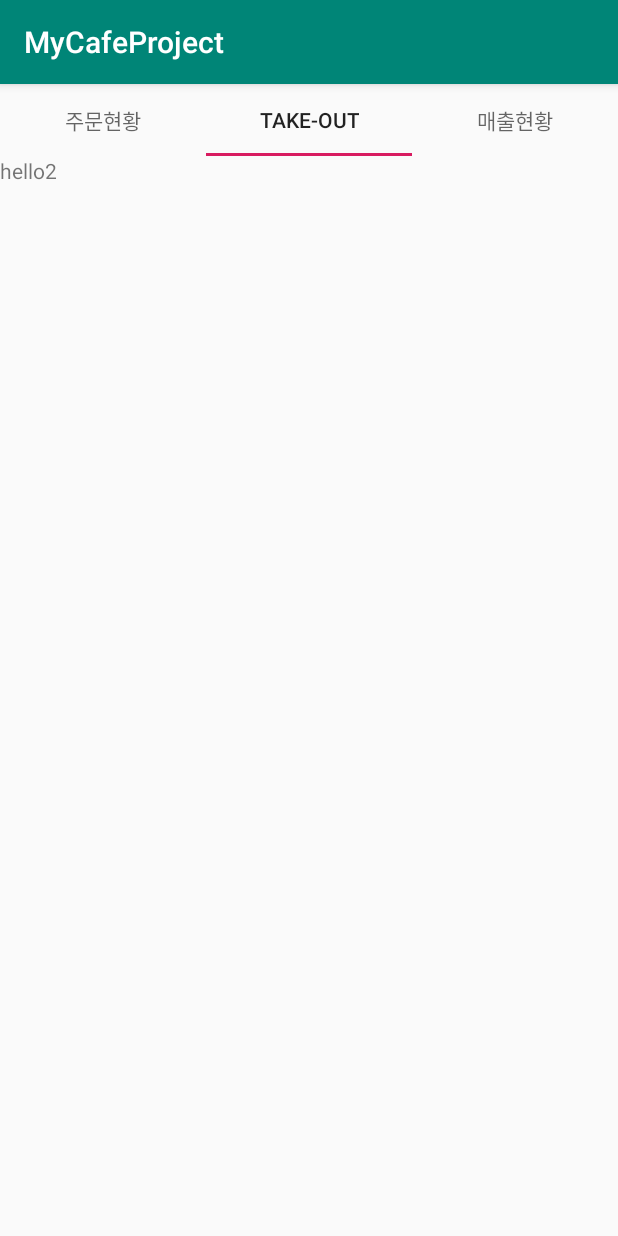
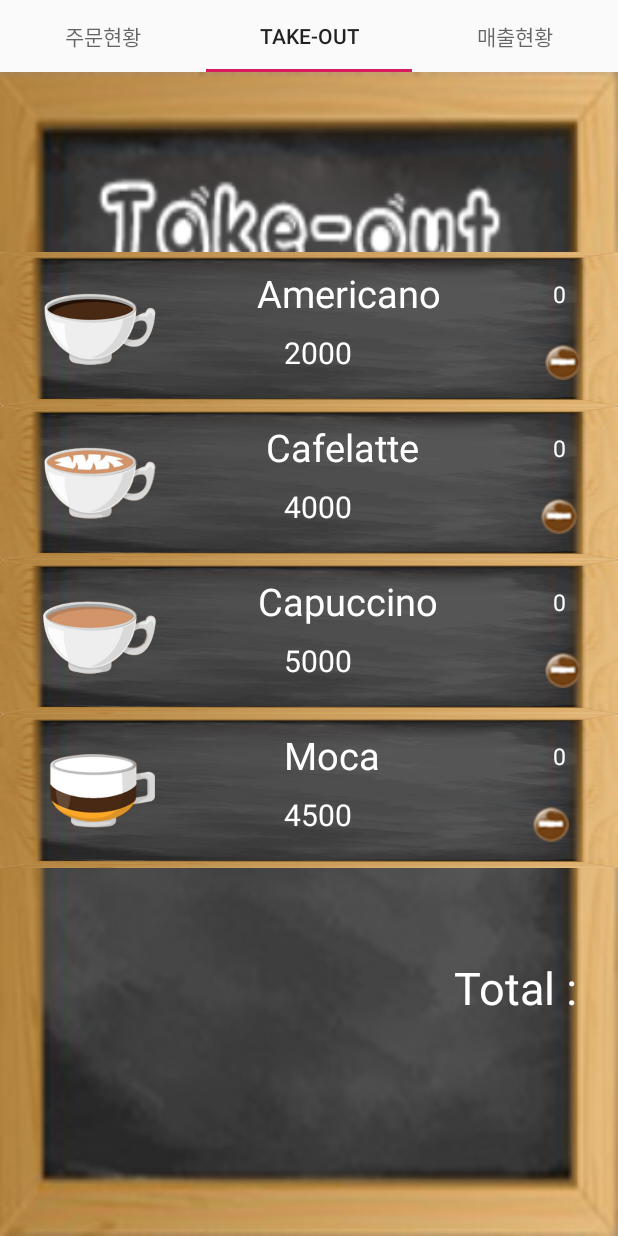
Before and after one commit to yeonyang9421/MyCafeProject, an Android app: the screen it shows after launch (MainActivity), tab 2 chosen, on a phone screen of 412 x 824 dp. Run offline under Robolectric (Android 15) with nearby library versions, the phone set to English and light mode, and no system bars.

Commit message:
take-out page 붙이기 완성

```diff
--- a/app/src/main/java/kr/co/woobi/imyeon/mycafeproject/CafePagerAdapter.java
+++ b/app/src/main/java/kr/co/woobi/imyeon/mycafeproject/CafePagerAdapter.java
@@ -15,11 +15,6 @@ private String[] mPageTitles;
         mPageTitles=pageTitles;
     }
 
-
-
-    public CafePagerAdapter(FragmentManager fm) {
-        super(fm);
-    }
 
     @Override
     public Fragment getItem(int i) {
--- /dev/null
+++ b/app/src/main/java/kr/co/woobi/imyeon/mycafeproject/DBHelper.java
@@ -0,0 +1,76 @@
+package kr.co.woobi.imyeon.mycafeproject;
+
+import android.content.Context;
+import android.database.sqlite.SQLiteDatabase;
+import android.database.sqlite.SQLiteOpenHelper;
+
+public class DBHelper extends SQLiteOpenHelper {
+    public static final String DATABASE_NAME = "MyCafe.db";
+    public static final String TABLE_NAME = "cafe";
+    public static final int DATABASE_VESION = 1;
+    public static final String COLUMN_MENU_NAME = "menu";
+    public static final String COLUMN_PRICE = "price";
+    public static final String COLUMN_COUNT = "count";
+    public static final String COLUMN_ID = "_id";
+
+    private static final String SQL_CREATE_ETRIES =
+            String.format("CREATE TABLE %s (%s INTEGER PRIMARY KEY AUTOINCREMENT, %s TEXT,%s TEXT, %s TEXT)",
+                    TABLE_NAME,
+                    COLUMN_ID,
+                    COLUMN_MENU_NAME,
+                    COLUMN_PRICE,
+                    COLUMN_COUNT);
+    private static final String SQL_DELETE_ENTTIES =
+            "DROP TABLE IF EXISTS " + TABLE_NAME;
+
+    public static final String SQL_SELECT_ENTRIES =
+            "SELECT * FROM " + TABLE_NAME;
+
+    public DBHelper(Context context) {
+        super(context, DATABASE_NAME, null, DATABASE_VESION);
+    }
+
+    @Override
+    public void onCreate(SQLiteDatabase db) {
+        db.execSQL(SQL_CREATE_ETRIES);
+
+        String[] names = {"Americano", "Cafelatte", "Capuccino","Moca"};
+        String[] prices = {"2000", "4000", "5000","4500"};
+        String sql = "insert into cafe values (null, ?, ?, '0')";
+
+        for(int i=0; i<names.length; i++) {
+            db.execSQL(sql, new Object[] {names[i], prices[i]});
+        }
+
+//        String[] name={"americano","capuccino","latte","moca"};
+//        String[] price={"2000", "4500", "4000","5000"};
+//        String count="0";
+//       db.execSQL("INSERT INTO cafe  VALUES (null,'"+ name + "','" + price + "','" + count + "')");
+//        db.execSQL("INSERT INTO cafe  VALUES (null,'"+ name + "','" + price + "','" + count + "')");
+//        db.execSQL("INSERT INTO cafe  VALUES (null,'"+ name + "','" + price + "','" + count + "')");
+
+//        for(int i=0; i<3; i++) {
+//            String count = " 0 ";
+//            String j = String.valueOf(i);
+//            String q = "INSERT INTO myorder VALUES (null,'" + j + "', '" + j + "','" + count + "')";
+//            db.execSQL(q);
+//        }
+
+        //민경샘꺼
+//        String name="americano";
+//        String price="2000";
+//        String count="0";
+
+//        db.execSQL("INSERT INTO cafe  VALUES (null,'"+ name + "','" + price + "','" + count + "')");
+//        db.execSQL("INSERT INTO cafe  VALUES (null,'"+ name + "','" + price + "','" + count + "')");
+//        db.execSQL("INSERT INTO cafe  VALUES (null,'"+ name + "','" + price + "','" + count + "')");
+
+
+    }
+
+    @Override
+    public void onUpgrade(SQLiteDatabase db, int oldVersion, int newVersion) {
+        db.execSQL(SQL_DELETE_ENTTIES);
+        db.execSQL(SQL_CREATE_ETRIES);
+    }
+}
--- /dev/null
+++ b/app/src/main/java/kr/co/woobi/imyeon/mycafeproject/MRecyclerAdapter.java
@@ -0,0 +1,146 @@
+package kr.co.woobi.imyeon.mycafeproject;
+
+import android.database.Cursor;
+import android.database.sqlite.SQLiteDatabase;
+import android.support.annotation.NonNull;
+import android.support.v7.widget.RecyclerView;
+import android.view.LayoutInflater;
+import android.view.View;
+import android.view.ViewGroup;
+import android.widget.Button;
+import android.widget.ImageView;
+import android.widget.TextView;
+import android.widget.Toast;
+
+import java.util.ArrayList;
+import java.util.HashMap;
+
+public class MRecyclerAdapter extends RecyclerView.Adapter<MRecyclerAdapter.MyViewHolder> {
+    ArrayList<HashMap<String, Object>> arrayList = null;
+    private SQLiteDatabase mdb;
+    int i = 0;
+    int total = 0;
+    ArrayList<Integer> arrprice = new ArrayList<>();
+    //멤버변수 선언 필요
+    TextView parentTextview;
+
+    //매개변수로 텍스트뷰를 가져온다.
+    public MRecyclerAdapter(SQLiteDatabase db,TextView parentTextview) {
+        this.mdb = db;
+        this.parentTextview=parentTextview;
+        String query = new StringBuilder().append(DBHelper.SQL_SELECT_ENTRIES).toString();
+        Cursor cursor = mdb.rawQuery(query, null);
+        ArrayList<HashMap<String, Object>> arrayList1 = new ArrayList<>();
+
+        HashMap<String, Object> hashMap = null;
+
+        while (cursor.moveToNext()) {
+            int[] image = {R.drawable.americano, R.drawable.capuccino, R.drawable.latte, R.drawable.moca};
+            hashMap = new HashMap<String, Object>();
+            hashMap.put("menu", cursor.getString(cursor.getColumnIndex(DBHelper.COLUMN_MENU_NAME)));
+            hashMap.put("price", cursor.getString(cursor.getColumnIndex(DBHelper.COLUMN_PRICE)));
+            hashMap.put("count", cursor.getString(cursor.getColumnIndex(DBHelper.COLUMN_COUNT)));
+            hashMap.put("image", image[i]);
+            arrayList1.add(hashMap);
+            String str = cursor.getString(cursor.getColumnIndex(DBHelper.COLUMN_PRICE));
+            arrprice.add(Integer.parseInt(str));
+            i++;
+        }
+        this.arrayList = arrayList1;
+    }
+
+    @NonNull
+    @Override
+    public MyViewHolder onCreateViewHolder(@NonNull ViewGroup parent, int i) {
+
+
+        LayoutInflater inflater = LayoutInflater.from(parent.getContext());
+        View view = inflater.inflate(R.layout.item_cardlayout, parent, false);
+        MyViewHolder viewHolder = new MyViewHolder(view);
+
+        return viewHolder;
+    }
+
+    @Override
+    public void onBindViewHolder(@NonNull final MyViewHolder holder, int position) {
+
+        HashMap<String, Object> hashMap = arrayList.get(position);
+        holder.mItemmenu.setText((String) hashMap.get("menu"));
+        holder.mItemcount.setText((String) hashMap.get("count"));
+        holder.mItemprice.setText((String) hashMap.get("price"));
+        holder.mItemImage.setImageResource((Integer) hashMap.get("image"));
+        holder.mItemcount.setText("0");
+
+
+        holder.mItemImage.setOnClickListener(new View.OnClickListener() {
+
+            @Override
+            public void onClick(View v) {
+
+                // Toast.makeText(v.getContext(), "주문이 추가되었습니다.", Toast.LENGTH_SHORT).show();
+                Integer c = Integer.parseInt(((TextView) holder.mItemcount).getText().toString()) + 1;
+                ((TextView) holder.mItemcount).setText(c.toString());
+                //   int p2= holder.getLayoutPosition();
+
+                plusTotal(v, holder);
+            }
+        });
+
+
+        holder.mbuttonMinus.setOnClickListener(new View.OnClickListener() {
+
+            @Override
+            public void onClick(View v) {
+
+                String count = ((TextView) holder.mItemcount).getText().toString();
+                if (count.equals("0") || count == null) {
+                    ((TextView) holder.mItemcount).setText("0");
+                } else {
+                    Integer c = Integer.parseInt(((TextView) holder.mItemcount).getText().toString()) - 1;
+                    ((TextView) holder.mItemcount).setText(c.toString());
+
+                    minusTotal(v, holder);
+
+                }
+            }
+        });
+    }
+
+    private void minusTotal(View v, @NonNull MyViewHolder holder) {
+
+        total -= arrprice.get(holder.getLayoutPosition());
+        Toast.makeText(v.getContext(), "Total : " + String.valueOf(total), Toast.LENGTH_SHORT).show();
+        parentTextview.setText( "Total : " + String.valueOf(total));
+
+
+    }
+
+    private void plusTotal(View v, @NonNull MyViewHolder holder) {
+        total += arrprice.get(holder.getLayoutPosition());
+        Toast.makeText(v.getContext(), "Total : " + String.valueOf(total), Toast.LENGTH_SHORT).show();
+        parentTextview.setText( String.valueOf("Total : " +  total));
+    }
+
+
+    @Override
+    public int getItemCount() {
+        return arrayList.size();
+    }
+
+    class MyViewHolder extends RecyclerView.ViewHolder {
+        public ImageView mItemImage;
+        public TextView mItemmenu, mItemprice, mItemcount;
+        public Button mbuttonMinus;
+
+
+        public MyViewHolder(@NonNull View view) {
+            super(view);
+
+            mItemImage = (ImageView) view.findViewById(R.id.item_image);
+            mItemmenu = (TextView) view.findViewById(R.id.item_menu);
+            mItemprice = (TextView) view.findViewById(R.id.item_price);
+            mItemcount = (TextView) view.findViewById(R.id.item_count);
+            mbuttonMinus = (Button) view.findViewById(R.id.delete);
+        }
+    }
+}
--- a/app/src/main/java/kr/co/woobi/imyeon/mycafeproject/MainActivity.java
+++ b/app/src/main/java/kr/co/woobi/imyeon/mycafeproject/MainActivity.java
@@ -4,6 +4,7 @@ import android.support.design.widget.TabLayout;
 import android.support.v4.view.ViewPager;
 import android.support.v7.app.AppCompatActivity;
 import android.os.Bundle;
+import android.view.WindowManager;
 import android.widget.Toolbar;
 
 public class MainActivity extends AppCompatActivity {
@@ -11,6 +12,8 @@ public class MainActivity extends AppCompatActivity {
     protected void onCreate(Bundle savedInstanceState) {
         super.onCreate(savedInstanceState);
         setContentView(R.layout.activity_main);
+        getSupportActionBar().hide();
+        getWindow().setFlags(WindowManager.LayoutParams.FLAG_FULLSCREEN, WindowManager.LayoutParams.FLAG_FULLSCREEN);
 //        Toolbar toolbar=findViewById(R.id.toolbar);
         TabLayout mTab = findViewById(R.id.tabs);
         ViewPager  mViewPager=findViewById(R.id.viewpager);
--- /dev/null
+++ b/app/src/main/java/kr/co/woobi/imyeon/mycafeproject/Menu_recycler_Activity.java
@@ -0,0 +1,68 @@
+package kr.co.woobi.imyeon.mycafeproject;
+
+import android.database.sqlite.SQLiteDatabase;
+import android.os.Bundle;
+import android.support.v7.app.AppCompatActivity;
+import android.support.v7.widget.LinearLayoutManager;
+import android.support.v7.widget.RecyclerView;
+import android.view.WindowManager;
+import android.widget.TextView;
+
+public class Menu_recycler_Activity extends AppCompatActivity {
+    RecyclerView recyclerView;
+    TextView mtextViewTotal;
+    RecyclerView.LayoutManager layoutManager;
+    RecyclerView.Adapter adapter;
+    SQLiteDatabase mdb;
+    DBHelper dbHelper;
+
+    @Override
+    protected void onCreate(Bundle savedInstanceState) {
+        super.onCreate(savedInstanceState);
+        setContentView(R.layout.activity_menu_recycler_view);
+
+        mtextViewTotal=(TextView)findViewById(R.id.textViewTotal);
+        dbHelper=new DBHelper(this);
+        mdb=dbHelper.getWritableDatabase();
+
+        //textview를 인수로 어댑터한테 넘겨준다.
+        adapter=new MRecyclerAdapter(mdb,mtextViewTotal);
+
+
+        //  getSupportActionBar().hide();
+        getWindow().setFlags(WindowManager.LayoutParams.FLAG_FULLSCREEN, WindowManager.LayoutParams.FLAG_FULLSCREEN);
+
+//        ArrayList<HashMap<String,Object>> arrayList= new ArrayList<HashMap<String, Object>>();
+//        HashMap<String,Object> hashMap=null;
+//        hashMap=new HashMap<String, Object>();
+//        hashMap.put("menu","Americano");
+//        hashMap.put("price","2500");
+//        hashMap.put("count","0");
+//        hashMap.put("image",R.drawable.americano);
+//        arrayList.add(hashMap);
+//
+//        hashMap=null;
+//        hashMap=new HashMap<String, Object>();
+//        hashMap.put("menu","capuccino");
+//        hashMap.put("price","4000");
+//        hashMap.put("count","0");
+//        hashMap.put("image",R.drawable.capuccino);
+//        arrayList.add(hashMap);
+//
+//        hashMap=null;
+//        hashMap=new HashMap<String, Object>();
+//        hashMap.put("menu","latte");
+//        hashMap.put("price","4500");
+//        hashMap.put("count","0");
+//        hashMap.put("image",R.drawable.latte);
+//        arrayList.add(hashMap);
+
+        recyclerView=(RecyclerView)findViewById(R.id.menu_recycler_view);
+
+        layoutManager=new LinearLayoutManager(this);
+        recyclerView.setLayoutManager(layoutManager);;
+        //adapter=new MRecyclerAdapter(arrayList);
+
+        recyclerView.setAdapter(adapter);
+    }
+}
--- a/app/src/main/java/kr/co/woobi/imyeon/mycafeproject/PageTwoFragment.java
+++ b/app/src/main/java/kr/co/woobi/imyeon/mycafeproject/PageTwoFragment.java
@@ -1,14 +1,25 @@
 package kr.co.woobi.imyeon.mycafeproject;
 
+import android.database.sqlite.SQLiteDatabase;
 import android.os.Bundle;
 import android.support.annotation.NonNull;
 import android.support.annotation.Nullable;
 import android.support.v4.app.Fragment;
+import android.support.v7.widget.LinearLayoutManager;
+import android.support.v7.widget.RecyclerView;
 import android.view.LayoutInflater;
 import android.view.View;
 import android.view.ViewGroup;
+import android.widget.Button;
+import android.widget.TextView;
 
 public class PageTwoFragment extends Fragment {
+    RecyclerView recyclerView;
+    TextView mtextViewTotal;
+    RecyclerView.LayoutManager layoutManager;
+    RecyclerView.Adapter adapter;
+    SQLiteDatabase mdb;
+    DBHelper dbHelper;
     public PageTwoFragment() {
     }
 
@@ -16,6 +27,40 @@ public class PageTwoFragment extends Fragment {
     @Override
     public View onCreateView(@NonNull LayoutInflater inflater, @Nullable ViewGroup container, @Nullable Bundle savedInstanceState) {
         View view=inflater.inflate(R.layout.pagetwo, container,false);
+
+        mtextViewTotal=view.findViewById(R.id.textViewTotal);
+        dbHelper=new DBHelper(getContext());
+        mdb=dbHelper.getWritableDatabase();
+        //textview를 인수로 어댑터한테 넘겨준다.
+        adapter=new MRecyclerAdapter(mdb,mtextViewTotal);
+        recyclerView=(RecyclerView)view.findViewById(R.id.menu_recycler_view);
+
+        layoutManager=new LinearLayoutManager(getContext());
+        recyclerView.setLayoutManager(layoutManager);;
+        //adapter=new MRecyclerAdapter(arrayList);
+
+        recyclerView.setAdapter(adapter);
         return view;
     }
+
+
+    @Override
+    public void onViewCreated(@NonNull View view, @Nullable Bundle savedInstanceState) {
+        super.onViewCreated(view, savedInstanceState);
+//        mtextViewTotal=view.findViewById(R.id.textViewTotal);
+//        dbHelper=new DBHelper(getContext());
+//        mdb=dbHelper.getWritableDatabase();
+//        //textview를 인수로 어댑터한테 넘겨준다.
+//        adapter=new MRecyclerAdapter(mdb,mtextViewTotal);
+//        recyclerView=(RecyclerView)view.findViewById(R.id.menu_recycler_view);
+//
+//        layoutManager=new LinearLayoutManager(getContext());
+//        recyclerView.setLayoutManager(layoutManager);;
+//        //adapter=new MRecyclerAdapter(arrayList);
+//
+//        recyclerView.setAdapter(adapter);
+
+
+
+    }
 }
--- /dev/null
+++ b/app/src/main/res/layout/activity_menu_recycler_view.xml
@@ -0,0 +1,37 @@
+<?xml version="1.0" encoding="utf-8"?>
+<LinearLayout xmlns:android="http://schemas.android.com/apk/res/android"
+    xmlns:app="http://schemas.android.com/apk/res-auto"
+    xmlns:tools="http://schemas.android.com/tools"
+    android:layout_width="match_parent"
+    android:layout_height="match_parent"
+    tools:context=".Menu_recycler_Activity"
+    android:background="@drawable/takeout"
+    android:orientation="vertical">
+    <TextView
+        android:textSize="30dp"
+        android:text=" "
+        android:layout_width="wrap_content"
+        android:layout_height="120dp" />
+
+    <android.support.v7.widget.RecyclerView
+        android:id="@+id/menu_recycler_view"
+        android:layout_width="match_parent"
+        android:layout_height="wrap_content"
+        tools:layout_editor_absoluteX="8dp"
+        tools:layout_editor_absoluteY="8dp"
+        tools:ignore="MissingConstraints"
+        android:background="@drawable/back"/>
+    <TextView
+        android:id="@+id/textViewTotal"
+        android:gravity="bottom"
+        android:text="Total : "
+        android:textColor="#ffffff"
+        android:textSize="30dp"
+
+        android:layout_gravity="right"
+        android:layout_marginRight="20dp"
+
+
+        android:layout_width="wrap_content"
+        android:layout_height="100dp" />
+</LinearLayout>
--- /dev/null
+++ b/app/src/main/res/layout/item_cardlayout.xml
@@ -0,0 +1,106 @@
+<?xml version="1.0" encoding="utf-8"?>
+<android.support.v7.widget.CardView xmlns:android="http://schemas.android.com/apk/res/android"
+    xmlns:app="http://schemas.android.com/apk/res-auto"
+    xmlns:tools="http://schemas.android.com/tools"
+    android:layout_width="match_parent"
+    android:layout_height="wrap_content"
+    tools:ignore="MissingConstraints"
+    tools:layout_editor_absoluteX="8dp"
+    tools:layout_editor_absoluteY="252dp"
+    android:background="@android:color/transparent">
+
+    <android.support.constraint.ConstraintLayout
+        android:layout_width="match_parent"
+        android:layout_height="match_parent"
+        android:background="@drawable/back"
+        android:orientation="horizontal"
+        android:padding="1dp">
+
+        <ImageView
+            android:id="@+id/item_image"
+            android:layout_width="100dp"
+            android:layout_height="100dp"
+            android:layout_gravity="center_vertical"
+
+            android:layout_marginEnd="8dp"
+
+            android:paddingLeft="13dp"
+
+            android:paddingRight="10dp"
+            app:layout_constraintBottom_toBottomOf="parent"
+            app:layout_constraintEnd_toEndOf="parent"
+            app:layout_constraintHorizontal_bias="0.044"
+            app:layout_constraintStart_toStartOf="parent"
+            app:layout_constraintTop_toTopOf="parent"
+            app:layout_constraintVertical_bias="1.0" />
+
+        <TextView
+            android:id="@+id/item_menu"
+            android:layout_width="wrap_content"
+            android:layout_height="wrap_content"
+            android:layout_gravity="center_vertical"
+            android:layout_marginStart="8dp"
+            android:layout_marginTop="8dp"
+            android:layout_marginEnd="8dp"
+            android:layout_marginBottom="8dp"
+            android:textColor="#FFFFFF"
+            android:textSize="25dp"
+            app:layout_constraintBottom_toTopOf="@+id/item_price"
+            app:layout_constraintEnd_toEndOf="parent"
+            app:layout_constraintHorizontal_bias="0.308"
+            app:layout_constraintStart_toEndOf="@+id/item_image"
+            app:layout_constraintTop_toTopOf="parent"
+            app:layout_constraintVertical_bias="0.673" />
+
+
+        <TextView
+            android:id="@+id/item_price"
+            android:layout_width="124dp"
+            android:layout_height="28dp"
+            android:layout_alignParentEnd="true"
+            android:layout_gravity="center_vertical"
+            android:layout_marginStart="8dp"
+            android:layout_marginTop="8dp"
+            android:layout_marginEnd="8dp"
+            android:layout_marginBottom="8dp"
+            android:textColor="#FFFFFF"
+            android:textSize="20dp"
+            app:layout_constraintBottom_toBottomOf="parent"
+            app:layout_constraintEnd_toEndOf="parent"
+            app:layout_constraintHorizontal_bias="0.652"
+            app:layout_constraintStart_toStartOf="@+id/item_image"
+            app:layout_constraintTop_toTopOf="parent"
+            app:layout_constraintVertical_bias="0.785" />
+
+        <TextView
+            android:id="@+id/item_count"
+            android:layout_width="wrap_content"
+            android:layout_height="wrap_content"
+            android:layout_gravity="center_vertical"
+            android:layout_marginStart="8dp"
+            android:layout_marginTop="8dp"
+            android:layout_marginEnd="8dp"
+            android:layout_marginBottom="8dp"
+            android:textColor="#FFFFFF"
+            android:textSize="15dp"
+            app:layout_constraintBottom_toBottomOf="parent"
+            app:layout_constraintEnd_toEndOf="parent"
+            app:layout_constraintHorizontal_bias="0.934"
+            app:layout_constraintStart_toStartOf="parent"
+            app:layout_constraintTop_toTopOf="parent"
+            app:layout_constraintVertical_bias="0.123" />
+
+        <Button
+            android:id="@+id/delete"
+            android:layout_width="24dp"
+            android:layout_height="23dp"
+            android:layout_marginStart="8dp"
+            android:layout_marginEnd="8dp"
+            android:layout_marginBottom="16dp"
+            android:background="@drawable/minus"
+            app:layout_constraintBottom_toBottomOf="parent"
+            app:layout_constraintEnd_toEndOf="parent"
+            app:layout_constraintHorizontal_bias="0.801"
+            app:layout_constraintStart_toEndOf="@+id/item_menu" />
+    </android.support.constraint.ConstraintLayout>
+</android.support.v7.widget.CardView>
--- a/app/src/main/res/layout/pagetwo.xml
+++ b/app/src/main/res/layout/pagetwo.xml
@@ -1,12 +1,37 @@
 <?xml version="1.0" encoding="utf-8"?>
-<android.support.constraint.ConstraintLayout
-    xmlns:android="http://schemas.android.com/apk/res/android" android:layout_width="match_parent"
-    android:layout_height="match_parent">
+<LinearLayout xmlns:android="http://schemas.android.com/apk/res/android"
+    xmlns:app="http://schemas.android.com/apk/res-auto"
+    xmlns:tools="http://schemas.android.com/tools"
+    android:layout_width="match_parent"
+    android:layout_height="match_parent"
+    tools:context=".Menu_recycler_Activity"
+    android:background="@drawable/takeout"
+    android:orientation="vertical">
+    <TextView
+        android:textSize="30dp"
+        android:text=" "
+        android:layout_width="wrap_content"
+        android:layout_height="120dp" />
 
+    <android.support.v7.widget.RecyclerView
+        android:id="@+id/menu_recycler_view"
+        android:layout_width="match_parent"
+        android:layout_height="wrap_content"
+        tools:layout_editor_absoluteX="8dp"
+        tools:layout_editor_absoluteY="8dp"
+        tools:ignore="MissingConstraints"
+        android:background="@drawable/back"/>
     <TextView
-        android:id="@+id/text2"
-        android:text="hello2"
+        android:id="@+id/textViewTotal"
+        android:gravity="bottom"
+        android:text="Total : "
+        android:textColor="#ffffff"
+        android:textSize="30dp"
+
+        android:layout_gravity="right"
+        android:layout_marginRight="20dp"
+
+
         android:layout_width="wrap_content"
-        android:layout_height="wrap_content" />
-
-</android.support.constraint.ConstraintLayout>
+        android:layout_height="100dp" />
+</LinearLayout>
```
Also changed, not shown: app/src/main/res/drawable/americano.png (added), app/src/main/res/drawable/back.png (added), app/src/main/res/drawable/capuccino.png (added), app/src/main/res/drawable/coffee.jpg (added), app/src/main/res/drawable/latte.png (added), app/src/main/res/drawable/minus.png (added), app/src/main/res/drawable/moca.png (added), app/src/main/res/drawable/tableback.png (added), app/src/main/res/drawable/takeout.png (added), app/src/main/res/drawable/takeoutbtn.png (added).
